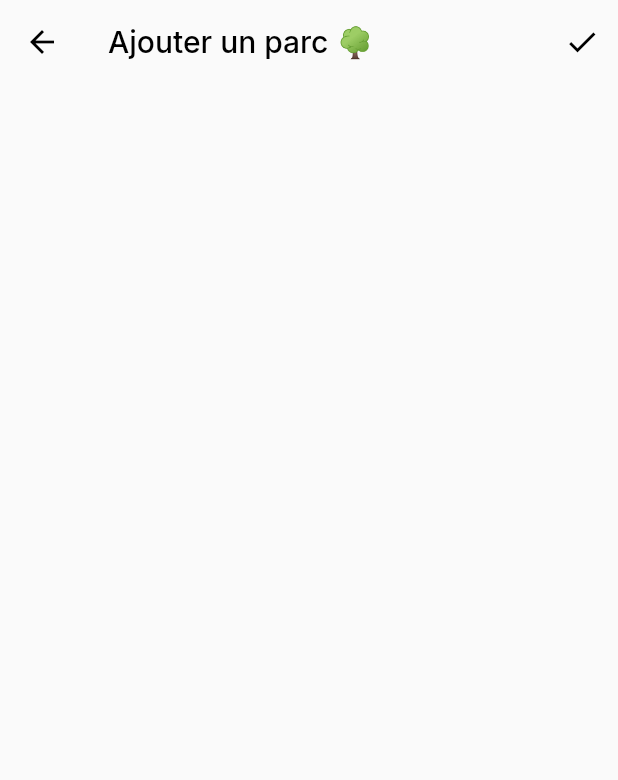
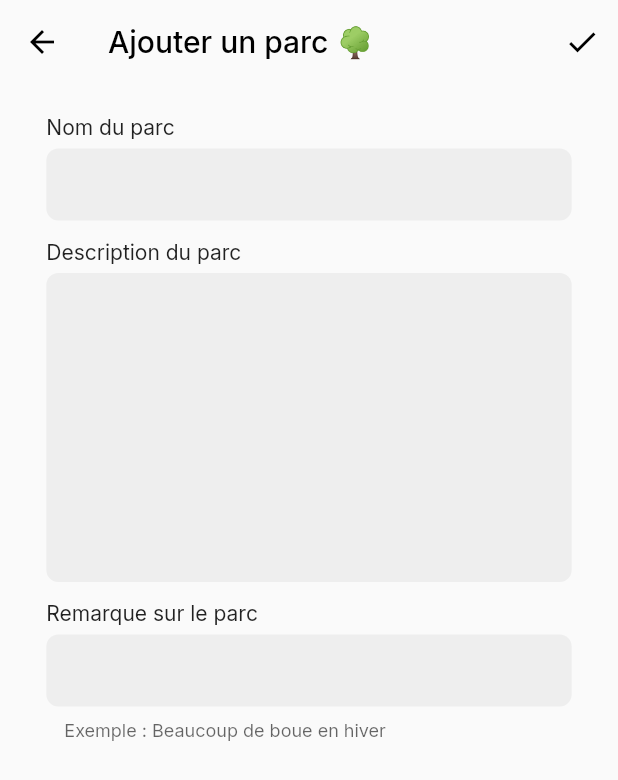
Before and after one commit to nathandubocagedogo/dogo, a Flutter app: the CreateLocationView screen opened by its route, on a phone screen of 412 x 824 dp. Shown: the top 780 px of the screen. Run offline on Flutter 3.47's test engine with Material 2 defaults, Android fonts, the phone set to English and light mode, and no system bars; our stand-ins replace carousel_slider, cloud_firestore, firebase_auth, firebase_core, flutter_dotenv, font_awesome_flutter and 8 more; accounts and stored records are empty.

Commit message:
Début du formulaire de création

```diff
--- a/lib/components/input/input_rounded_text.dart
+++ b/lib/components/input/input_rounded_text.dart
@@ -7,6 +7,7 @@ class InputRoundedText extends StatefulWidget {
   final bool obscureText;
   final String? helperText;
   final bool validator;
+  final bool? isTextarea;
 
   const InputRoundedText({
     super.key,
@@ -15,6 +16,7 @@ class InputRoundedText extends StatefulWidget {
     this.textInputAction = TextInputAction.none,
     this.obscureText = false,
     this.validator = false,
+    this.isTextarea = false,
   });
 
   @override
@@ -39,6 +41,8 @@ class _InputRoundedTextState extends State<InputRoundedText> {
   @override
   Widget build(BuildContext context) {
     return TextFormField(
+      minLines: widget.isTextarea! ? 10 : 1,
+      maxLines: widget.isTextarea! ? 20 : 1,
       autovalidateMode: AutovalidateMode.onUserInteraction,
       validator: widget.validator
           ? (value) => value!.isEmpty ? 'Le champ est obligatoire.' : null
--- a/lib/views/create-places/create_location.dart
+++ b/lib/views/create-places/create_location.dart
@@ -1,5 +1,8 @@
 // Flutter
 import 'package:flutter/material.dart';
+
+// Components
+import 'package:dogo_final_app/components/input/input_rounded_text.dart';
 
 class CreateLocationView extends StatefulWidget {
   const CreateLocationView({super.key});
@@ -9,9 +12,35 @@ class CreateLocationView extends StatefulWidget {
 }
 
 class _CreateLocationViewState extends State<CreateLocationView> {
+  final GlobalKey<FormState> formKey = GlobalKey<FormState>();
+
+  final TextEditingController nameController = TextEditingController();
+  final TextEditingController descriptionController = TextEditingController();
+  final TextEditingController warningController = TextEditingController();
+  final TextEditingController difficultyController = TextEditingController();
+  final TextEditingController typeController = TextEditingController();
+  final TextEditingController timeController = TextEditingController();
+
+  @override
+  void dispose() {
+    super.dispose();
+    nameController.dispose();
+    descriptionController.dispose();
+    warningController.dispose();
+    difficultyController.dispose();
+    typeController.dispose();
+    timeController.dispose();
+  }
+
   @override
   Widget build(BuildContext context) {
-    return Scaffold(
+    double screenWidth = MediaQuery.of(context).size.width;
+
+    return GestureDetector(
+      onTap: () {
+        FocusScope.of(context).unfocus();
+      },
+      child: Scaffold(
         appBar: AppBar(
           automaticallyImplyLeading: true,
           backgroundColor: Colors.transparent,
@@ -24,17 +53,52 @@ class _CreateLocationViewState extends State<CreateLocationView> {
             ),
           ],
         ),
-      body: const Column(
+        body: Align(
+          alignment: Alignment.topCenter,
+          child: SizedBox(
+            width: screenWidth * 0.85,
+            child: SingleChildScrollView(
+              child: Column(
+                crossAxisAlignment: CrossAxisAlignment.start,
                 // Nom du parc
                 // Description du parc
                 // Alerte
                 // Une image
-        // Ville
-        // L'adresse
                 // Difficulté
                 // Typlogie
                 // Durée moyenne
-        children: [],
+                children: [
+                  const SizedBox(height: 20),
+                  const Text("Nom du parc"),
+                  const SizedBox(height: 6),
+                  InputRoundedText(
+                    controller: nameController,
+                    textInputAction: TextInputAction.next,
+                    validator: true,
+                  ),
+                  const SizedBox(height: 12),
+                  const Text("Description du parc"),
+                  const SizedBox(height: 6),
+                  InputRoundedText(
+                    controller: descriptionController,
+                    textInputAction: TextInputAction.next,
+                    validator: true,
+                    isTextarea: true,
+                  ),
+                  const SizedBox(height: 12),
+                  const Text("Remarque sur le parc"),
+                  const SizedBox(height: 6),
+                  InputRoundedText(
+                    controller: warningController,
+                    textInputAction: TextInputAction.next,
+                    helperText: 'Exemple : Beaucoup de boue en hiver',
+                    validator: true,
+                  ),
+                ],
+              ),
+            ),
+          ),
+        ),
       ),
     );
   }
```
Lines whose indentation alone changed are shown as unchanged.
